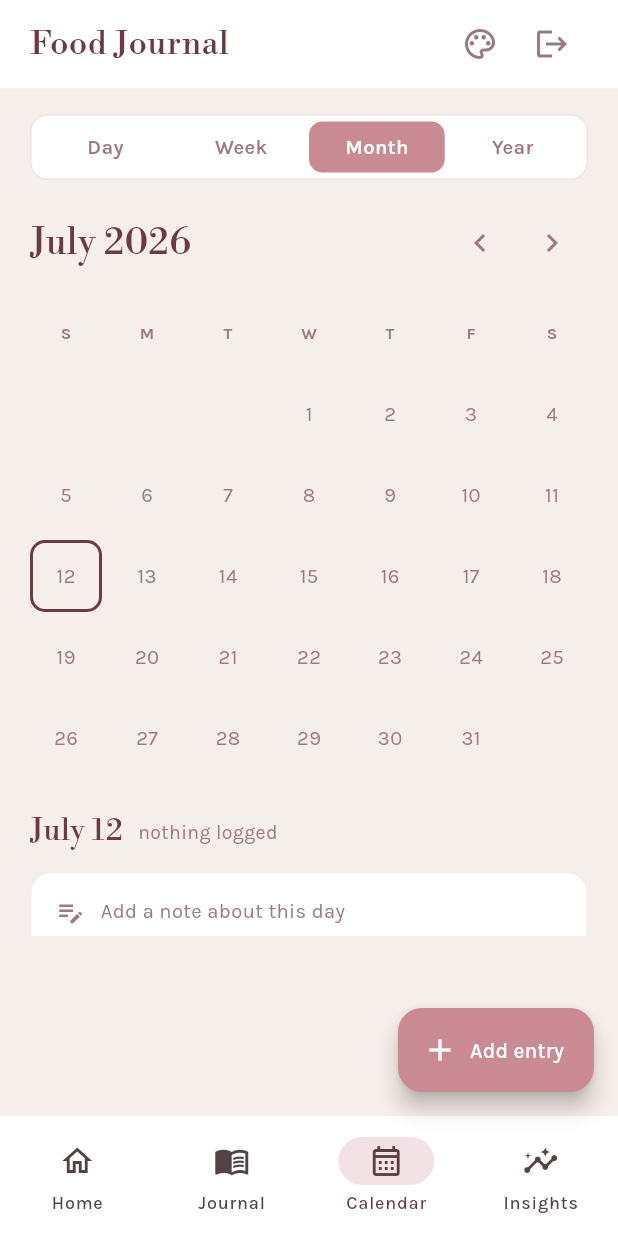
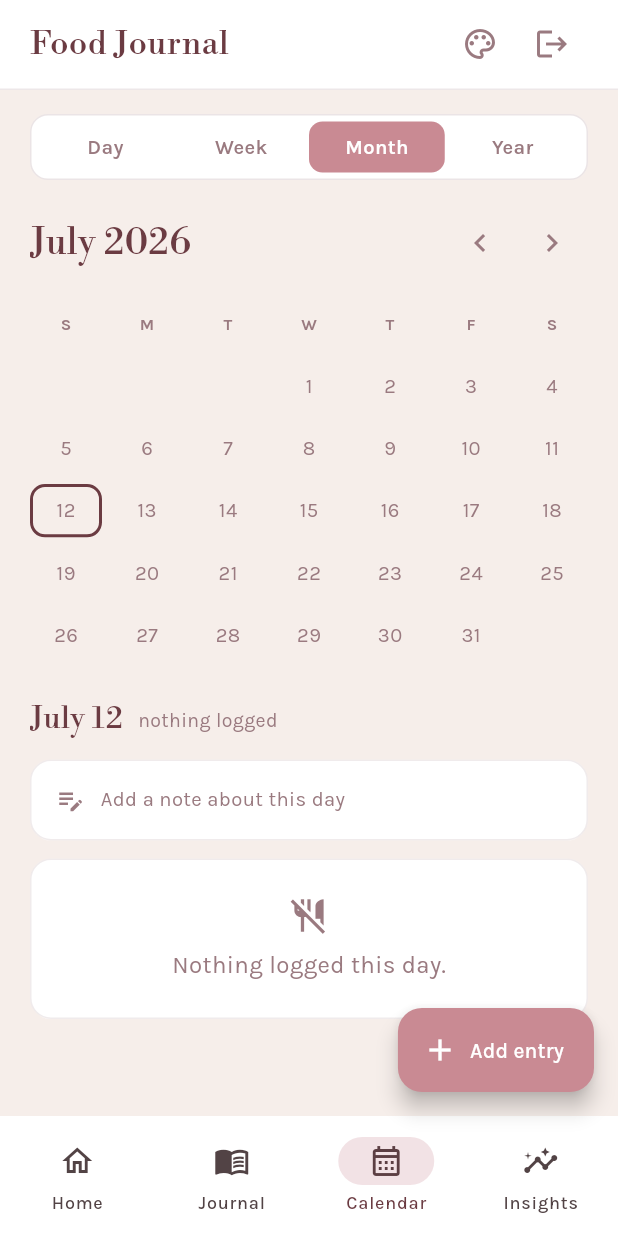
Before and after one commit to EzraGillooly/food-journal, a Flutter app: the CalendarScreen screen opened by its route, on a phone screen of 412 x 824 dp. Run offline on Flutter 3.47's test engine with Material 3 defaults, Android fonts, the phone set to English and light mode, and no system bars; our stand-ins replace fl_chart, flutter_colorpicker, flutter_riverpod, go_router, image_cropper, image_picker and 2 more; accounts and stored records are empty.

Commit message:
fix: scroll content to the physical bottom on journal, calendar, insights
The bottom gap lived on ContentColumn's padding (outside the scroll view),
so the scroll viewport ended ~120px early and clipped the last rows, reading
as a footer blocking content. Move the bottom padding inside the scroll view
(as home already does) so content scrolls to the screen bottom. Also make the
month grid cells wider-than-tall so the day detail stays near the fold.

```diff
--- a/lib/features/calendar/presentation/calendar_screen.dart
+++ b/lib/features/calendar/presentation/calendar_screen.dart
@@ -127,8 +127,12 @@ class _CalendarScreenState extends ConsumerState<CalendarScreen> {
         }
         return ContentColumn(
           maxWidth: 820,
-          padding: const EdgeInsets.fromLTRB(20, 16, 20, 120),
+          // Bottom gap lives inside the scroll view (like the home page) so
+          // content scrolls to the physical bottom rather than being clipped by
+          // an outer pad, which reads as a footer blocking the last rows.
+          padding: const EdgeInsets.fromLTRB(20, 16, 20, 0),
           child: SingleChildScrollView(
+            padding: const EdgeInsets.only(bottom: 120),
             child: Column(
               crossAxisAlignment: CrossAxisAlignment.start,
               children: [
@@ -402,6 +406,9 @@ class _MonthGrid extends StatelessWidget {
       physics: const NeverScrollableScrollPhysics(),
       mainAxisSpacing: 6,
       crossAxisSpacing: 6,
+      // Wider-than-tall cells keep the whole month compact so the day detail
+      // below stays close to the fold instead of being pushed off-screen.
+      childAspectRatio: 1.35,
       children: cells,
     );
   }
--- a/lib/features/insights/presentation/insights_screen.dart
+++ b/lib/features/insights/presentation/insights_screen.dart
@@ -32,8 +32,9 @@ class InsightsScreen extends ConsumerWidget {
         final stats = JournalStats(entries);
         return ContentColumn(
           maxWidth: 760,
-          padding: const EdgeInsets.fromLTRB(20, 24, 20, 120),
+          padding: const EdgeInsets.fromLTRB(20, 24, 20, 0),
           child: SingleChildScrollView(
+            padding: const EdgeInsets.only(bottom: 120),
             child: Column(
               crossAxisAlignment: CrossAxisAlignment.start,
               children: [
```
Also changed, not shown: lib/features/entries/presentation/journal_screen.dart (+7 -2 lines).
